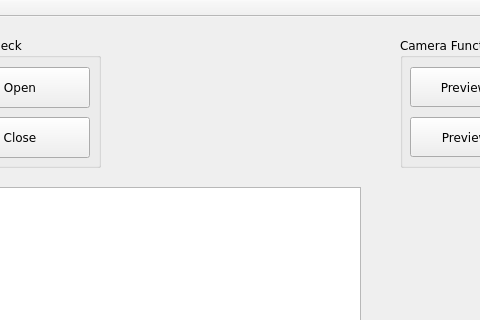
Qt form mainwindow.ui (shnomad/Battery-Test) before a commit; both pictures show x 280 to 760 and y 0 to 320 of the 1024 by 600 pixel window.
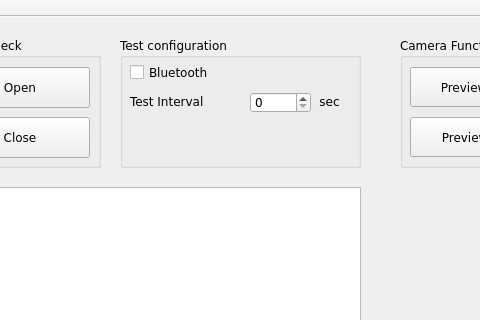
The same form after that commit.

What changed in the file:
```diff
--- a/mainwindow.ui
+++ b/mainwindow.ui
@@ -33,7 +33,7 @@
     <property name="geometry">
      <rect>
       <x>680</x>
-      <y>160</y>
+      <y>172</y>
       <width>320</width>
       <height>320</height>
      </rect>
@@ -281,6 +281,90 @@
      <string/>
     </property>
    </widget>
+   <widget class="QCheckBox" name="bluetooth_sel">
+    <property name="geometry">
+     <rect>
+      <x>410</x>
+      <y>40</y>
+      <width>191</width>
+      <height>31</height>
+     </rect>
+    </property>
+    <property name="font">
+     <font>
+      <pointsize>9</pointsize>
+     </font>
+    </property>
+    <property name="text">
+     <string>Bluetooth</string>
+    </property>
+   </widget>
+   <widget class="QGroupBox" name="groupBox_4">
+    <property name="geometry">
+     <rect>
+      <x>400</x>
+      <y>20</y>
+      <width>241</width>
+      <height>131</height>
+     </rect>
+    </property>
+    <property name="font">
+     <font>
+      <pointsize>9</pointsize>
+     </font>
+    </property>
+    <property name="title">
+     <string>Test configuration</string>
+    </property>
+    <widget class="QSpinBox" name="spinBox">
+     <property name="geometry">
+      <rect>
+       <x>130</x>
+       <y>55</y>
+       <width>61</width>
+       <height>21</height>
+      </rect>
+     </property>
+    </widget>
+    <widget class="QLabel" name="label_2">
+     <property name="geometry">
+      <rect>
+       <x>10</x>
+       <y>49</y>
+       <width>121</width>
+       <height>31</height>
+      </rect>
+     </property>
+     <property name="text">
+      <string>Test Interval</string>
+     </property>
+    </widget>
+    <widget class="QLabel" name="label_3">
+     <property name="geometry">
+      <rect>
+       <x>189</x>
+       <y>49</y>
+       <width>41</width>
+       <height>31</height>
+      </rect>
+     </property>
+     <property name="text">
+      <string>sec</string>
+     </property>
+     <property name="alignment">
+      <set>Qt::AlignCenter</set>
+     </property>
+    </widget>
+   </widget>
+   <zorder>groupBox_4</zorder>
+   <zorder>textEdit</zorder>
+   <zorder>label</zorder>
+   <zorder>quit</zorder>
+   <zorder>groupBox</zorder>
+   <zorder>groupBox_2</zorder>
+   <zorder>groupBox_3</zorder>
+   <zorder>build_date</zorder>
+   <zorder>bluetooth_sel</zorder>
   </widget>
   <widget class="QMenuBar" name="menuBar">
    <property name="geometry">
```
